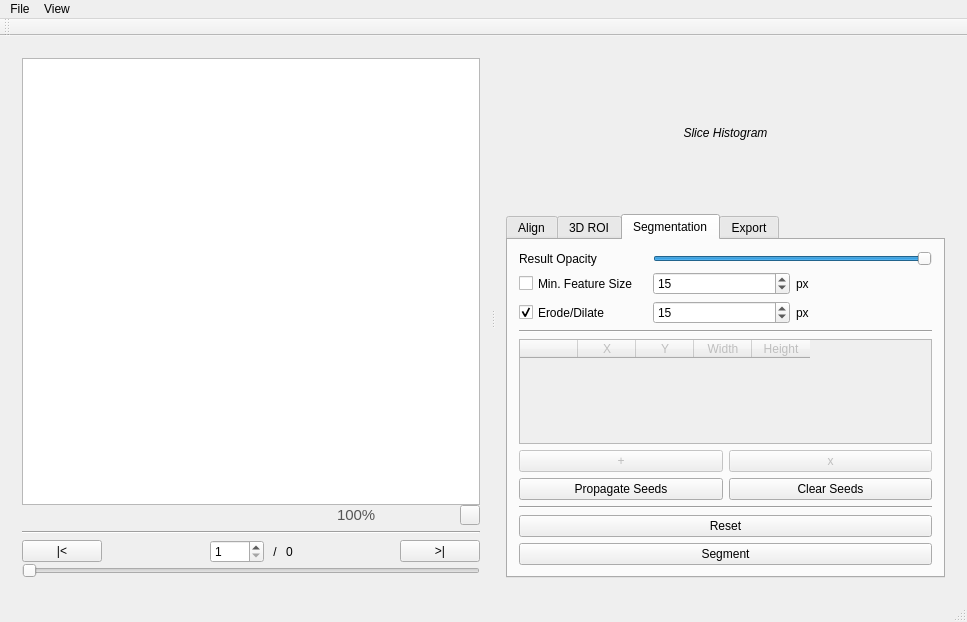
First picture: the form in mainwindow.ui, repository prsousa/TomSeg, before the edit.
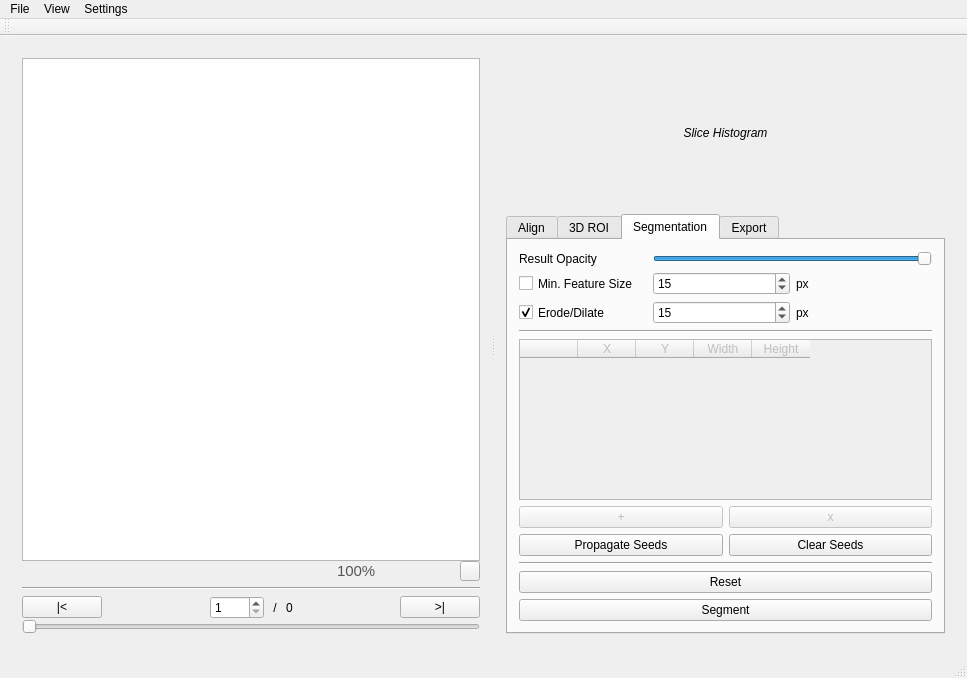
Second picture: the form after the edit. Icons and pictures are not drawn.

Commit message: Switch between GPU and CPU from GUI

```diff
--- a/mainwindow.ui
+++ b/mainwindow.ui
@@ -7,7 +7,7 @@
     <x>0</x>
     <y>0</y>
     <width>967</width>
-    <height>622</height>
+    <height>678</height>
    </rect>
   </property>
   <property name="sizePolicy">
@@ -1299,8 +1299,15 @@
     <addaction name="action100"/>
     <addaction name="actionFit_on_Screen"/>
    </widget>
+   <widget class="QMenu" name="menuSettings">
+    <property name="title">
+     <string>Settings</string>
+    </property>
+    <addaction name="actionUseGPU"/>
+   </widget>
    <addaction name="menuFile"/>
    <addaction name="menuView"/>
+   <addaction name="menuSettings"/>
   </widget>
   <widget class="QToolBar" name="mainToolBar">
    <attribute name="toolBarArea">
```
Left out of the diff: 14 changed lines with no effect on the pictures. The commit also changes 7 other files.
